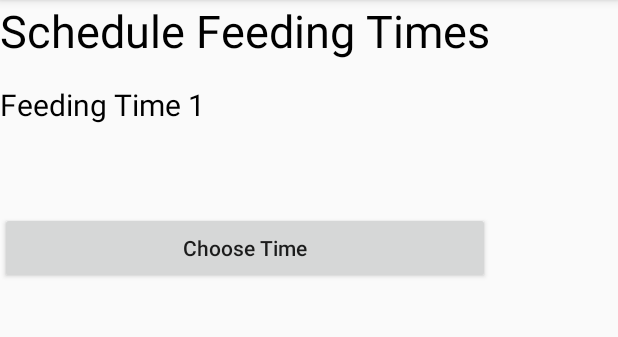
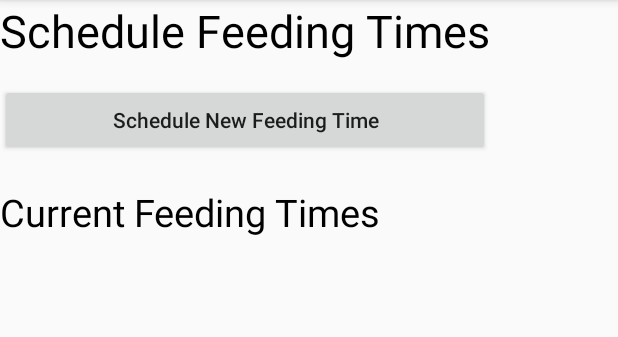
Before and after one commit to will1467/PetManagerApplication, an Android app: the FeedingActivity screen opened directly, with no data from a screen before it, on a phone screen of 412 x 824 dp, the part 84-421 px from its top. Run offline under Robolectric (Android 15) with nearby library versions, the phone set to English and light mode, and no system bars; 1 statement that could not run was skipped.

Commit message:
displays feedings times on screen

```diff
--- a/app/src/main/java/com/example/williamrussa3/petmanagerapplication/MainActivity.java
+++ b/app/src/main/java/com/example/williamrussa3/petmanagerapplication/MainActivity.java
@@ -52,7 +52,7 @@ import java.util.Set;
 
 public class MainActivity extends AppCompatActivity implements AdapterView.OnItemSelectedListener {
 
-    private ArrayList<Pet> PetList;
+    public static ArrayList<Pet> PetList;
 
     @Override
     protected void onCreate(Bundle savedInstanceState) {
@@ -185,7 +185,7 @@ public class MainActivity extends AppCompatActivity implements AdapterView.OnIte
 
     }
 
-    private void CreatePetIcon(final Pet newPet, int index) {
+    private void CreatePetIcon(final Pet newPet, final int index) {
         LinearLayout linearLayout =  (LinearLayout)findViewById(R.id.linLayout);
         Button petButton = new Button(this);
         petButton.setMaxHeight((linearLayout.getHeight()/4));
@@ -199,6 +199,7 @@ public class MainActivity extends AppCompatActivity implements AdapterView.OnIte
             public void onClick(View v) {
                 Intent petIntent = new Intent(getApplicationContext(), PetActivity.class);
                 petIntent.putExtra("pet_object",newPet);
+                petIntent.putExtra("pet_index",index);
                 startActivity(petIntent);
             }
         });
--- a/app/src/main/java/com/example/williamrussa3/petmanagerapplication/PetActivity.java
+++ b/app/src/main/java/com/example/williamrussa3/petmanagerapplication/PetActivity.java
@@ -12,6 +12,7 @@ import android.widget.ListView;
 public class PetActivity extends AppCompatActivity {
 
     private Pet mPet;
+    private int mPetIndex;
 
     String[] imageCaptions = {
             "Pet Feeding",
@@ -33,6 +34,7 @@ public class PetActivity extends AppCompatActivity {
         super.onCreate(savedInstanceState);
         setContentView(R.layout.activity_pet);
         mPet = getIntent().getParcelableExtra("pet_object");
+        mPetIndex = getIntent().getIntExtra("pet_index",0);
 
         CustomList adapter = new CustomList(PetActivity.this, imageCaptions, imageID);
         final ListView list=(ListView)findViewById(R.id.list);
@@ -61,6 +63,7 @@ public class PetActivity extends AppCompatActivity {
 
                 Intent petIntent = new Intent(getApplicationContext(),ActivityClass);
                 petIntent.putExtra("pet_object",mPet);
+                petIntent.putExtra("pet_index", mPetIndex);
                 startActivity(petIntent);
 
             }
--- a/app/src/main/res/layout/activity_feeding.xml
+++ b/app/src/main/res/layout/activity_feeding.xml
@@ -10,8 +10,8 @@
         android:layout_width="0dp"
         android:layout_height="495dp"
         android:orientation="vertical"
-        tools:layout_editor_absoluteY="8dp"
-        tools:layout_editor_absoluteX="8dp">
+        tools:layout_editor_absoluteX="16dp"
+        tools:layout_editor_absoluteY="8dp">
 
         <TextView
             android:id="@+id/feeding_title"
@@ -24,21 +24,29 @@
             tools:layout_editor_absoluteX="39dp"
             tools:layout_editor_absoluteY="16dp" />
 
-        <TextView
-            android:id="@+id/feedTime_Name"
-            android:layout_width="match_parent"
-            android:layout_height="85dp"
-            android:text="Feeding Time 1"
-            android:textColor="@android:color/black"
-            android:textSize="20sp" />
-
         <Button
             android:id="@+id/time_picker_button"
             android:layout_width="match_parent"
             android:layout_height="wrap_content"
+            android:onClick="showTimePicker"
+            android:text="Schedule New Feeding Time"
+            android:textAllCaps="false" />
+
+        <TextView
+            android:id="@+id/current_feeding"
+            android:layout_width="match_parent"
+            android:layout_height="wrap_content"
+            android:paddingTop="20dp"
+            android:text="Current Feeding Times"
             android:textAllCaps="false"
-            android:onClick="showTimePicker"
-            android:text="Choose Time" />
+            android:textColor="@android:color/black"
+            android:textSize="25sp" />
+
+        <LinearLayout
+            android:id="@+id/feeding_lin_layout"
+            android:layout_width="match_parent"
+            android:layout_height="match_parent"
+            android:orientation="vertical"></LinearLayout>
 
     </LinearLayout>
 
```
Also changed, not shown: app/src/main/java/com/example/williamrussa3/petmanagerapplication/AlarmReceiver.java (+12 -7 lines), app/src/main/java/com/example/williamrussa3/petmanagerapplication/FeedingActivity.java (+90 -8 lines), app/src/main/java/com/example/williamrussa3/petmanagerapplication/Pet.java (+23 -0 lines), app/src/main/java/com/example/williamrussa3/petmanagerapplication/ScheduledTime.java (added, +46 -0 lines).
